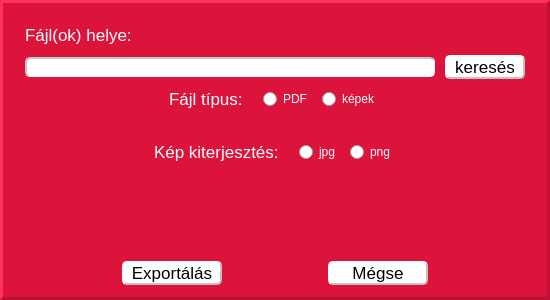
Before: the Qt Designer form exportwindow.ui in kosztak/fotokonyv_szerkeszto, drawn with Qt 5.
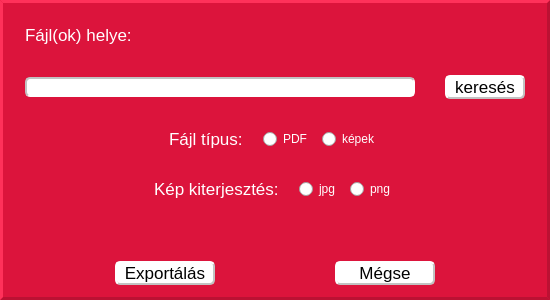
After: the same form once the commit is applied.

```diff
--- a/exportwindow.ui
+++ b/exportwindow.ui
@@ -22,7 +22,7 @@
   </property>
   <layout class="QVBoxLayout" name="verticalLayout">
    <property name="spacing">
-    <number>10</number>
+    <number>30</number>
    </property>
    <property name="leftMargin">
     <number>25</number>
```
